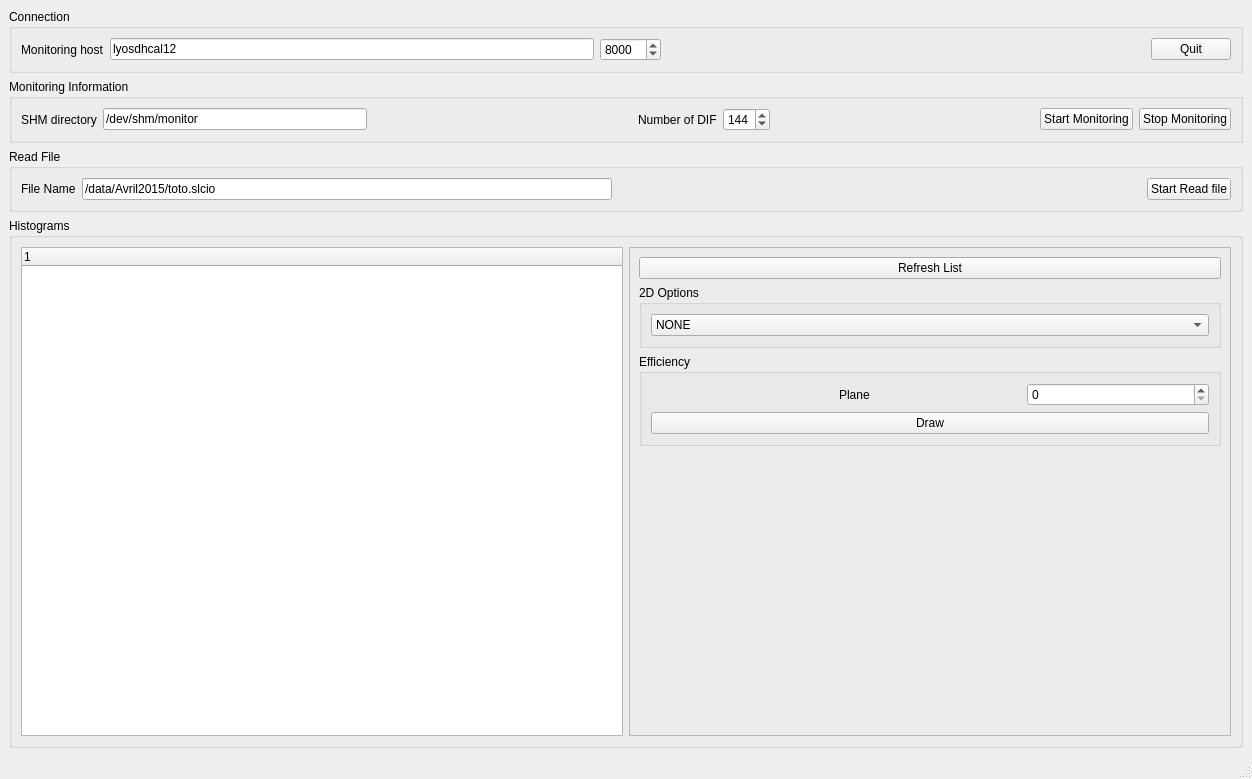
mirabitl/SDHCAL, file SDHCAL_Analysis/python/SDMon.ui: the form before one commit.
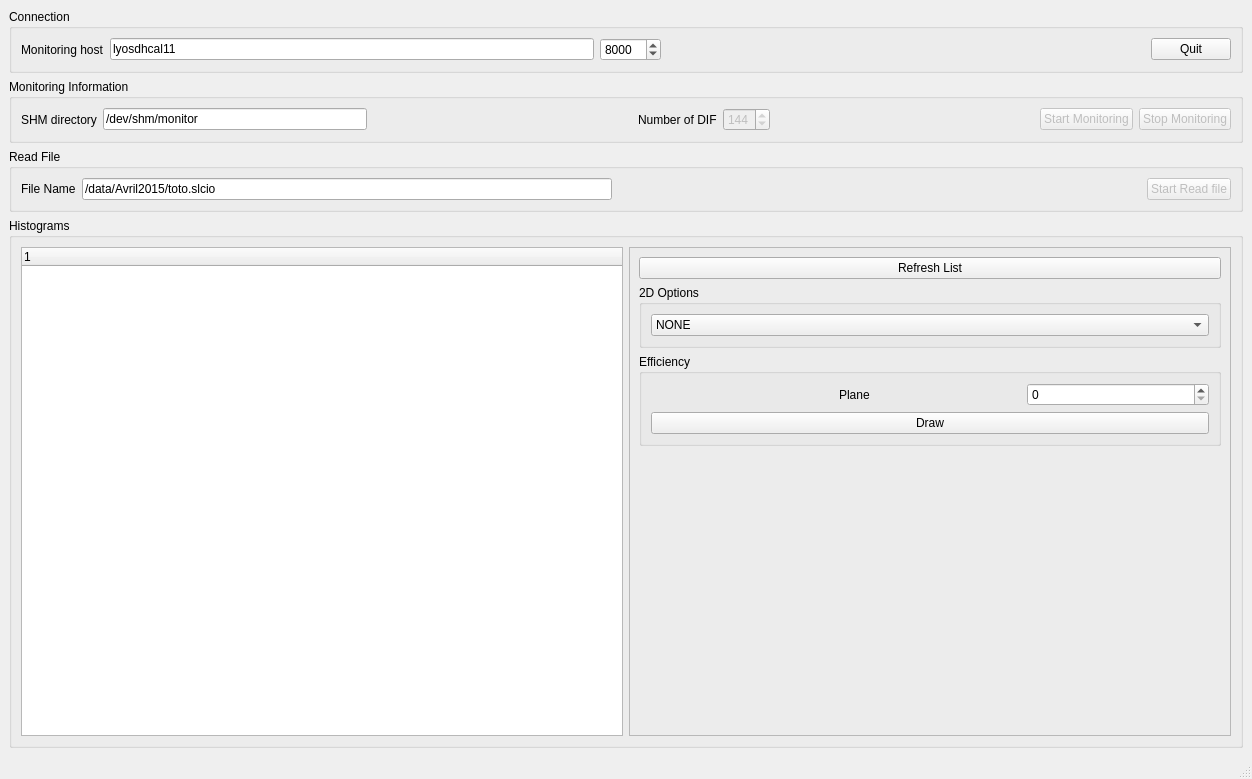
The form after the commit.

Diff of the .ui file:
```diff
--- a/SDHCAL_Analysis/python/SDMon.ui
+++ b/SDHCAL_Analysis/python/SDMon.ui
@@ -31,7 +31,7 @@
        <item>
         <widget class="QLineEdit" name="leHost">
          <property name="text">
-          <string>lyosdhcal12</string>
+          <string>lyosdhcal11</string>
          </property>
         </widget>
        </item>
@@ -116,6 +116,9 @@
        </item>
        <item>
         <widget class="QSpinBox" name="sbNbDIF">
+         <property name="enabled">
+          <bool>false</bool>
+         </property>
          <property name="minimum">
           <number>1</number>
          </property>
@@ -142,6 +145,9 @@
        </item>
        <item>
         <widget class="QPushButton" name="pbStartMonitoring">
+         <property name="enabled">
+          <bool>false</bool>
+         </property>
          <property name="text">
           <string>Start Monitoring</string>
          </property>
@@ -149,6 +155,9 @@
        </item>
        <item>
         <widget class="QPushButton" name="pbStopMonitoring">
+         <property name="enabled">
+          <bool>false</bool>
+         </property>
          <property name="text">
           <string>Stop Monitoring</string>
          </property>
@@ -198,6 +207,9 @@
        </item>
        <item>
         <widget class="QPushButton" name="pbStartReadFile">
+         <property name="enabled">
+          <bool>false</bool>
+         </property>
          <property name="text">
           <string>Start Read file</string>
          </property>
```
